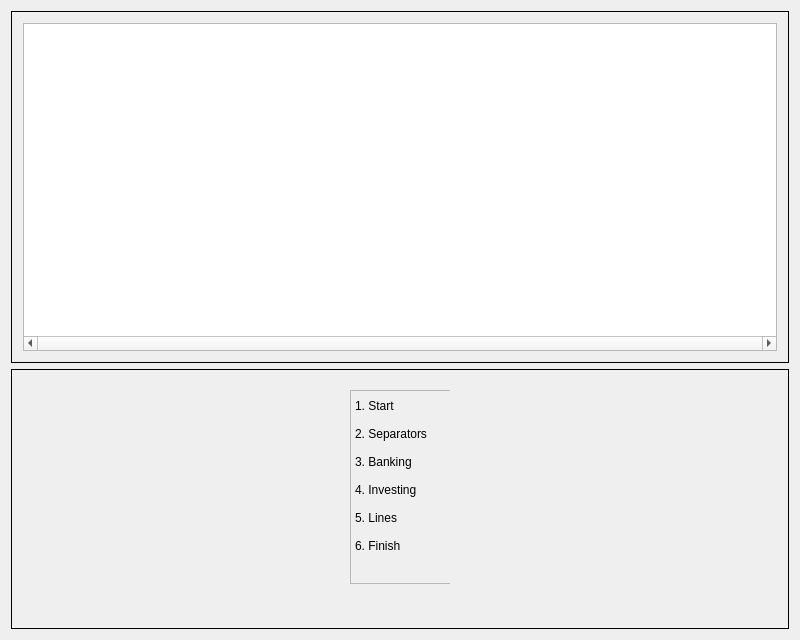
First picture: the form in kmymoney/plugins/csvimport/csvdialog.ui, repository KDE/kmymoney, before the edit.
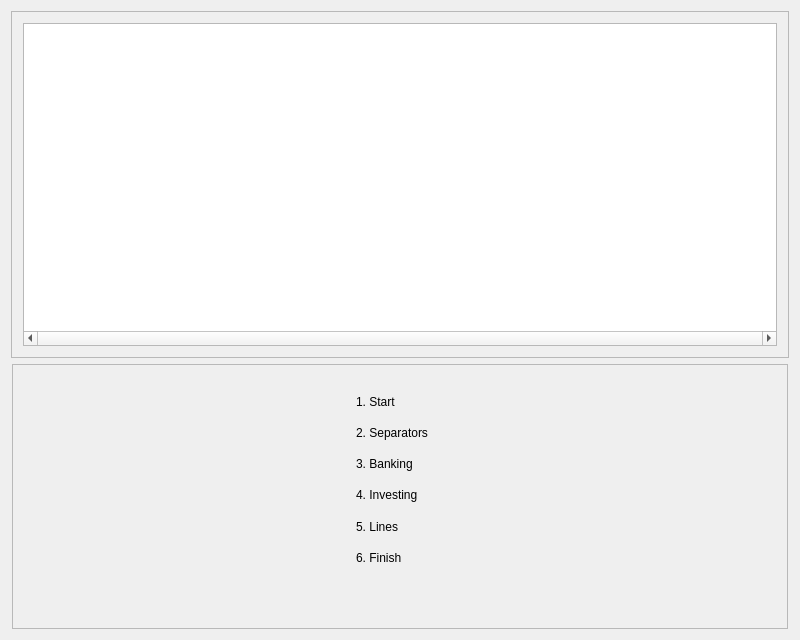
Second picture: the form after the edit.

```diff
--- a/kmymoney/plugins/csvimport/csvdialog.ui
+++ b/kmymoney/plugins/csvimport/csvdialog.ui
@@ -12,15 +12,15 @@
   </property>
   <property name="minimumSize">
    <size>
-    <width>800</width>
+    <width>790</width>
     <height>420</height>
    </size>
   </property>
   <property name="windowTitle">
    <string>CSV Import Wizard</string>
   </property>
-  <layout class="QGridLayout" name="gridLayout" rowstretch="368,260">
-   <item row="0" column="0" colspan="2">
+  <layout class="QVBoxLayout" name="verticalLayout">
+   <item>
     <widget class="QFrame" name="frame_main">
      <property name="sizePolicy">
       <sizepolicy hsizetype="Preferred" vsizetype="Expanding">
@@ -41,10 +41,10 @@
       </size>
      </property>
      <property name="frameShape">
-      <enum>QFrame::Panel</enum>
+      <enum>QFrame::StyledPanel</enum>
      </property>
      <property name="frameShadow">
-      <enum>QFrame::Plain</enum>
+      <enum>QFrame::Raised</enum>
      </property>
      <layout class="QHBoxLayout" name="horizontalLayout_Main">
       <item>
@@ -126,7 +126,22 @@
      </layout>
     </widget>
    </item>
-   <item row="1" column="0" colspan="2">
+   <item>
+    <layout class="QHBoxLayout" name="horizontalLayout_low" stretch="1,800,1">
+     <item>
+      <spacer name="horizontalSpacer">
+       <property name="orientation">
+        <enum>Qt::Horizontal</enum>
+       </property>
+       <property name="sizeHint" stdset="0">
+        <size>
+         <width>31</width>
+         <height>58</height>
+        </size>
+       </property>
+      </spacer>
+     </item>
+     <item>
     <widget class="QFrame" name="frame_low">
      <property name="minimumSize">
       <size>
@@ -136,78 +151,20 @@
      </property>
      <property name="maximumSize">
       <size>
-       <width>1500</width>
+         <width>800</width>
        <height>265</height>
       </size>
      </property>
      <property name="frameShape">
-      <enum>QFrame::Box</enum>
+        <enum>QFrame::StyledPanel</enum>
      </property>
      <property name="frameShadow">
-      <enum>QFrame::Plain</enum>
-     </property>
-     <layout class="QHBoxLayout" name="horizontalLayout">
+        <enum>QFrame::Raised</enum>
+       </property>
+       <layout class="QHBoxLayout" name="horizontalLayout" stretch="0">
       <property name="spacing">
        <number>0</number>
       </property>
-      <property name="margin">
-       <number>4</number>
-      </property>
-      <item>
-       <widget class="QFrame" name="frame">
-        <property name="maximumSize">
-         <size>
-          <width>100</width>
-          <height>16777215</height>
-         </size>
-        </property>
-        <property name="frameShape">
-         <enum>QFrame::NoFrame</enum>
-        </property>
-        <property name="frameShadow">
-         <enum>QFrame::Plain</enum>
-        </property>
-        <layout class="QVBoxLayout" name="verticalLayout_2" stretch="5,201,30">
-         <property name="leftMargin">
-          <number>0</number>
-         </property>
-         <property name="rightMargin">
-          <number>0</number>
-         </property>
-         <item>
-          <spacer name="verticalSpacer_3">
-           <property name="orientation">
-            <enum>Qt::Vertical</enum>
-           </property>
-           <property name="sizeHint" stdset="0">
-            <size>
-             <width>20</width>
-             <height>2</height>
-            </size>
-           </property>
-          </spacer>
-         </item>
-         <item>
-          <widget class="QFrame" name="frame_stage">
-           <property name="minimumSize">
-            <size>
-             <width>110</width>
-             <height>0</height>
-            </size>
-           </property>
-           <property name="maximumSize">
-            <size>
-             <width>140</width>
-             <height>220</height>
-            </size>
-           </property>
-           <property name="frameShape">
-            <enum>QFrame::StyledPanel</enum>
-           </property>
-           <property name="frameShadow">
-            <enum>QFrame::Raised</enum>
-           </property>
-           <layout class="QVBoxLayout" name="verticalLayout_3" stretch="10,10,10,10,10,10,10">
             <property name="leftMargin">
              <number>4</number>
             </property>
@@ -215,16 +172,49 @@
              <number>4</number>
             </property>
             <property name="rightMargin">
-             <number>0</number>
+         <number>4</number>
             </property>
             <property name="bottomMargin">
-             <number>4</number>
-            </property>
+         <number>2</number>
+        </property>
+        <item>
+         <widget class="QFrame" name="frame_stage">
+          <property name="maximumSize">
+           <size>
+            <width>110</width>
+            <height>16777215</height>
+           </size>
+          </property>
+          <property name="frameShape">
+           <enum>QFrame::NoFrame</enum>
+          </property>
+          <property name="frameShadow">
+           <enum>QFrame::Plain</enum>
+          </property>
+          <layout class="QVBoxLayout" name="verticalLayout_2" stretch="10,200,50">
+           <property name="rightMargin">
+            <number>2</number>
+           </property>
+           <item>
+            <spacer name="verticalSpacer">
+             <property name="orientation">
+              <enum>Qt::Vertical</enum>
+             </property>
+             <property name="sizeHint" stdset="0">
+              <size>
+               <width>20</width>
+               <height>6</height>
+              </size>
+             </property>
+            </spacer>
+           </item>
+           <item>
+            <layout class="QVBoxLayout" name="verticalLayout_stage">
             <item>
              <widget class="QLabel" name="label_intro">
               <property name="minimumSize">
                <size>
-                <width>110</width>
+                 <width>90</width>
                 <height>0</height>
                </size>
               </property>
@@ -237,16 +227,10 @@
              <widget class="QLabel" name="label_separator">
               <property name="minimumSize">
                <size>
-                <width>110</width>
+                 <width>90</width>
                 <height>0</height>
                </size>
               </property>
-              <property name="maximumSize">
-               <size>
-                <width>130</width>
-                <height>16777215</height>
-               </size>
-              </property>
               <property name="text">
                <string>2. Separators</string>
               </property>
@@ -280,6 +264,8 @@
               </property>
              </widget>
             </item>
+            </layout>
+           </item>
             <item>
              <spacer name="verticalSpacer_2">
               <property name="orientation">
@@ -287,33 +273,32 @@
               </property>
               <property name="sizeHint" stdset="0">
                <size>
-                <width>13</width>
-                <height>12</height>
+               <width>20</width>
+               <height>42</height>
                </size>
               </property>
              </spacer>
+           </item>
+          </layout>
+         </widget>
             </item>
            </layout>
           </widget>
          </item>
          <item>
-          <spacer name="verticalSpacer">
+      <spacer name="horizontalSpacer_2">
            <property name="orientation">
-            <enum>Qt::Vertical</enum>
+        <enum>Qt::Horizontal</enum>
            </property>
            <property name="sizeHint" stdset="0">
             <size>
-             <width>20</width>
-             <height>20</height>
+         <width>65</width>
+         <height>68</height>
             </size>
            </property>
           </spacer>
          </item>
         </layout>
-       </widget>
-      </item>
-     </layout>
-    </widget>
    </item>
   </layout>
  </widget>
```
Lines whose indentation alone changed are shown as unchanged.
